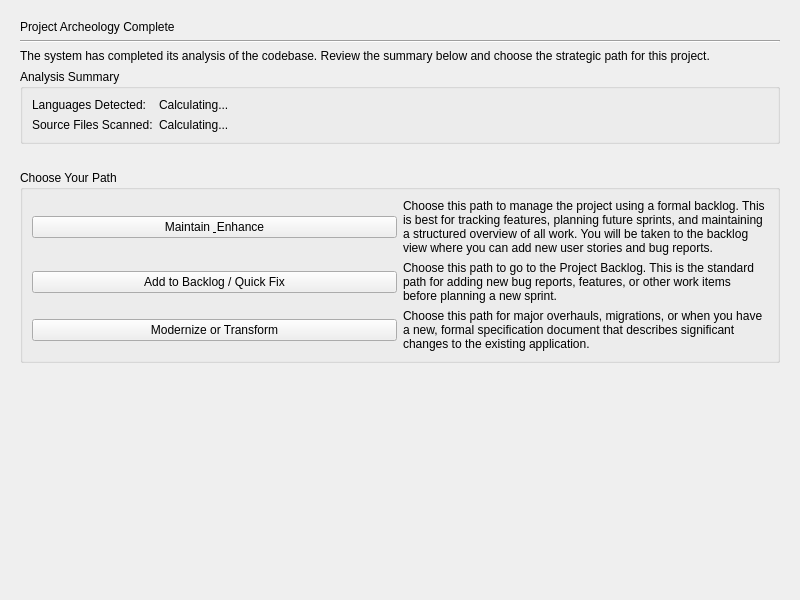
First picture: the form in gui/project_dashboard_page.ui, repository mariolewis/asdf_factory, before the edit.
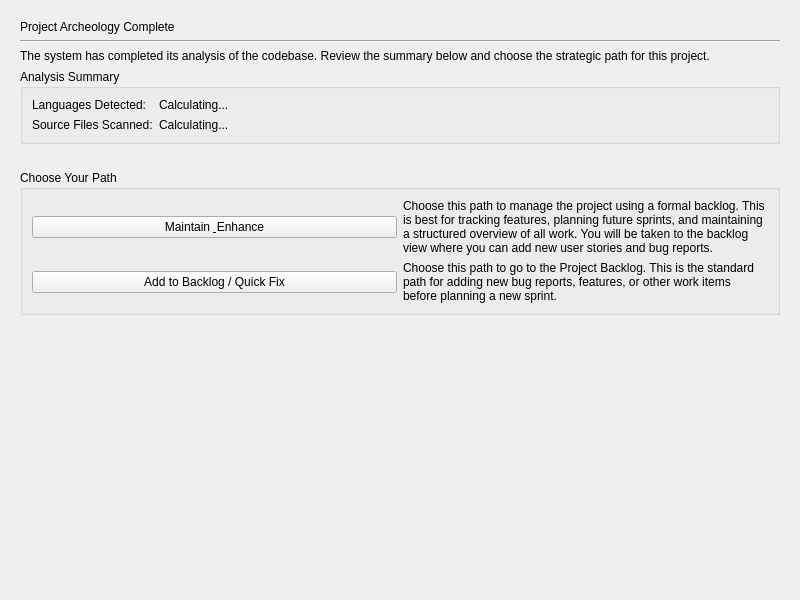
Second picture: the form after the edit.

Commit message:
refactor(dashboard): Remove Modernize/Transform placeholder
Removes the unimplemented 'Modernize or Transform' feature button and its associated logic from the project dashboard. This simplifies the UI and focuses the application on its core, stable workflows.

```diff
--- a/gui/project_dashboard_page.ui
+++ b/gui/project_dashboard_page.ui
@@ -143,23 +143,6 @@
         </property>
        </widget>
       </item>
-      <item row="2" column="0">
-       <widget class="QPushButton" name="modernizeButton">
-        <property name="text">
-         <string>Modernize or Transform</string>
-        </property>
-       </widget>
-      </item>
-      <item row="2" column="1">
-       <widget class="QLabel" name="modernizeGuidanceLabel">
-        <property name="text">
-         <string>Choose this path for major overhauls, migrations, or when you have a new, formal specification document that describes significant changes to the existing application.</string>
-        </property>
-        <property name="wordWrap">
-         <bool>true</bool>
-        </property>
-       </widget>
-      </item>
      </layout>
     </widget>
    </item>
```
The commit also changes 2 other files.
